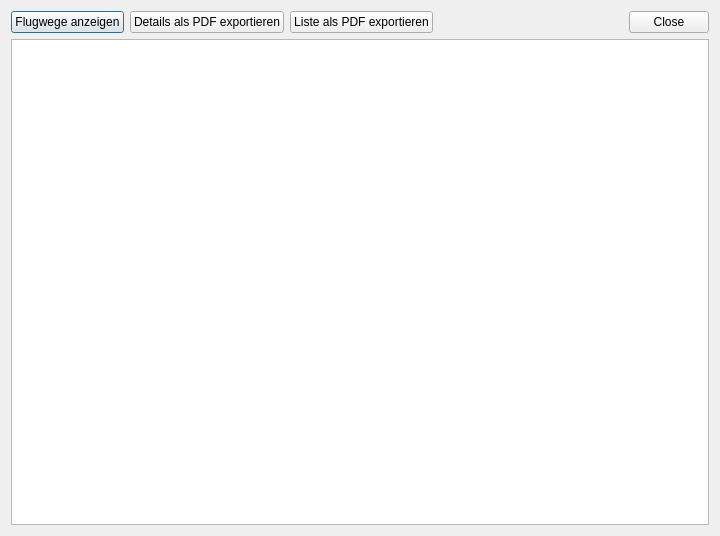
This is APIS/forms/apis_film_selection_list_form.ui in APIS-Luftbildarchiv/APIS as Qt 5 draws it before an edit. The edited form follows.
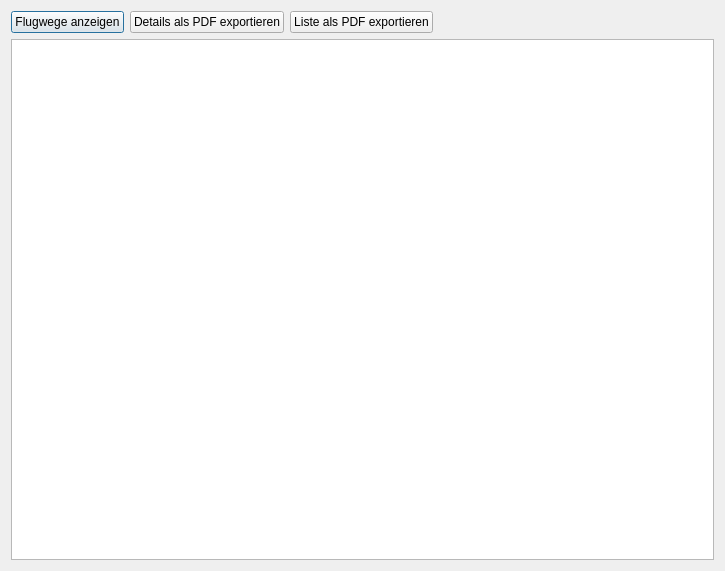
This is the edited form. Icons and pictures are not drawn.

Patch:
```diff
--- a/APIS/forms/apis_film_selection_list_form.ui
+++ b/APIS/forms/apis_film_selection_list_form.ui
@@ -6,8 +6,8 @@
    <rect>
     <x>0</x>
     <y>0</y>
-    <width>720</width>
-    <height>536</height>
+    <width>725</width>
+    <height>571</height>
    </rect>
   </property>
   <property name="windowTitle">
@@ -86,16 +86,6 @@
        </property>
       </spacer>
      </item>
-     <item>
-      <widget class="QDialogButtonBox" name="buttonBox">
-       <property name="orientation">
-        <enum>Qt::Horizontal</enum>
-       </property>
-       <property name="standardButtons">
-        <set>QDialogButtonBox::Close</set>
-       </property>
-      </widget>
-     </item>
     </layout>
    </item>
    <item row="1" column="0">
```
Left out of the diff: 47 changed lines with no effect on the pictures.
